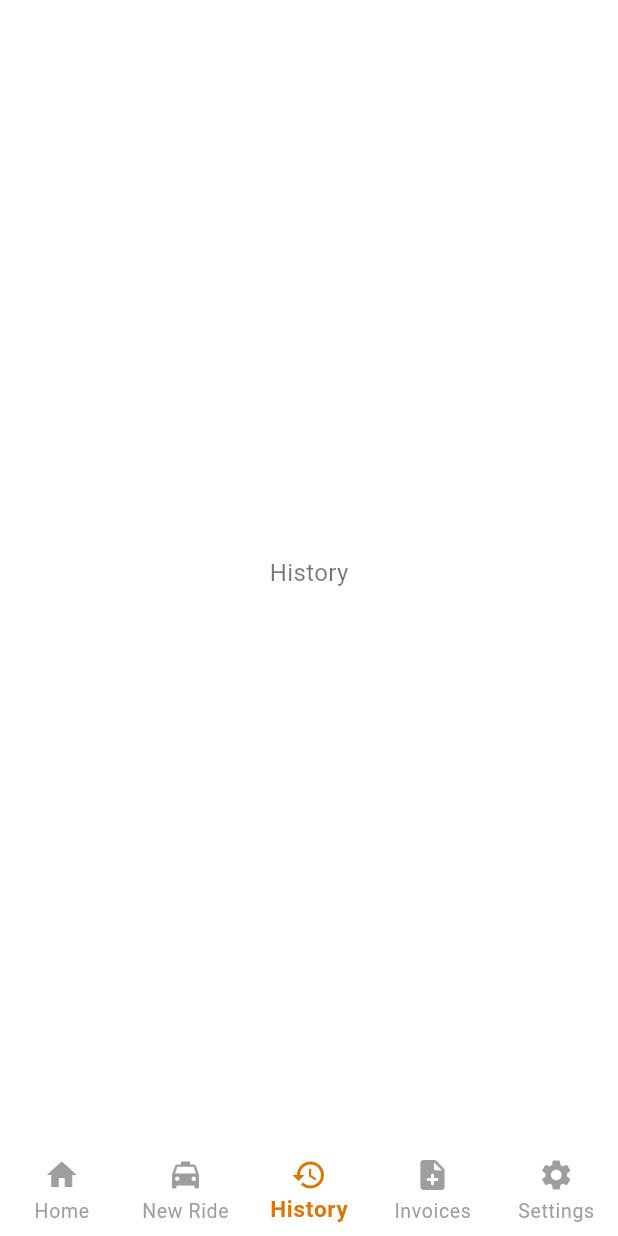
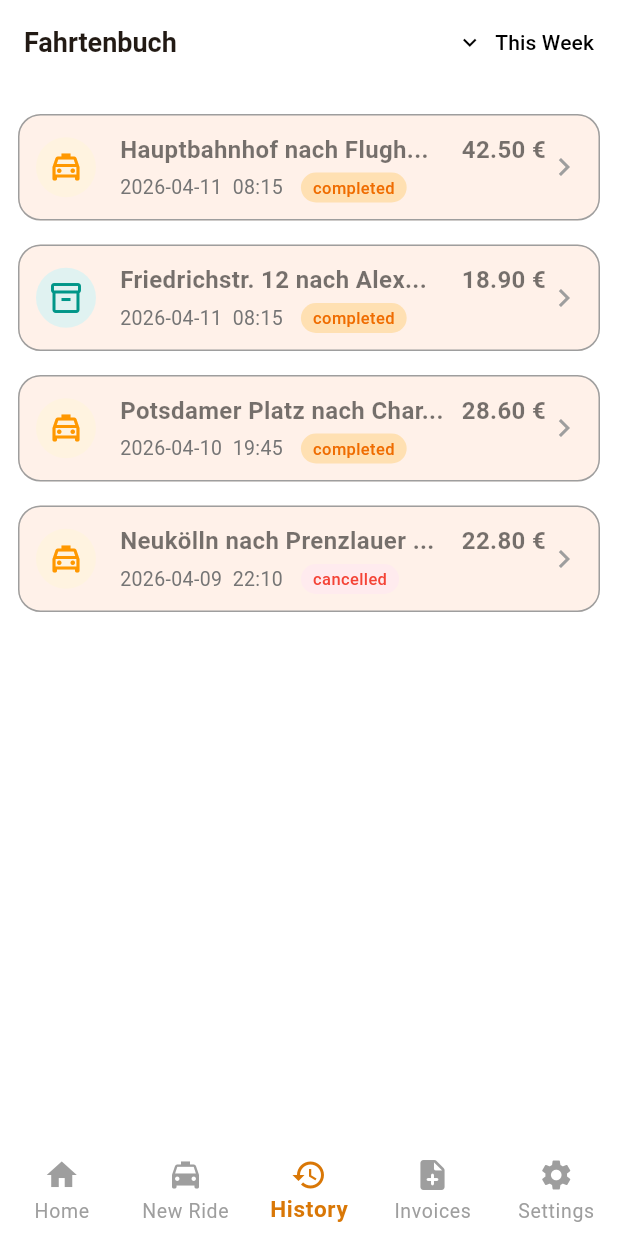
Before and after one commit to zynqly-smartkassa/zynqly, a Flutter app: the screen it shows after launch, item 3 of the bottom bar chosen, on a phone screen of 412 x 824 dp. Run offline on Flutter 3.47's test engine with Material 3 defaults, Android fonts, the phone set to English and light mode, and no system bars.

Commit message:
feature: add history screen

```diff
--- /dev/null
+++ b/apps/mobile/lib/screens/history_screen.dart
@@ -0,0 +1,174 @@
+import 'package:flutter/material.dart';
+
+class HistoryScreen extends StatefulWidget {
+  const HistoryScreen({super.key});
+
+  @override
+  State<HistoryScreen> createState() => _HistoryScreenState();
+}
+
+class _HistoryScreenState extends State<HistoryScreen> {
+  // Placeholder data for rides
+  final List<Map<String, dynamic>> rides = [
+    {
+      'route': 'Hauptbahnhof nach Flugh...',
+      'price': '42.50 €',
+      'date': '2026-04-11',
+      'time': '08:15',
+      'status': 'completed',
+      'type': 'taxi',
+    },
+    {
+      'route': 'Friedrichstr. 12 nach Alex...',
+      'price': '18.90 €',
+      'date': '2026-04-11',
+      'time': '08:15',
+      'status': 'completed',
+      'type': 'delivery',
+    },
+    {
+      'route': 'Potsdamer Platz nach Char...',
+      'price': '28.60 €',
+      'date': '2026-04-10',
+      'time': '19:45',
+      'status': 'completed',
+      'type': 'taxi',
+    },
+    {
+      'route': 'Neukölln nach Prenzlauer ...',
+      'price': '22.80 €',
+      'date': '2026-04-09',
+      'time': '22:10',
+      'status': 'cancelled',
+      'type': 'taxi',
+    },
+  ];
+
+  @override
+  Widget build(BuildContext context) {
+    return Scaffold(
+      appBar: AppBar(
+        title: const Text('Fahrtenbuch'),
+        actions: [
+          // Simulates the "This Week" dropdown button
+          TextButton.icon(
+            onPressed: () {},
+            icon: const Icon(Icons.expand_more, color: Colors.black),
+            label: const Text(
+              'This Week',
+              style: TextStyle(color: Colors.black),
+            ),
+          ),
+        ],
+      ),
+      body: Padding(
+        padding: const EdgeInsets.all(12.0),
+        child: ListView.builder(
+          itemCount: rides.length,
+          itemBuilder: (context, index) {
+            final ride = rides[index];
+            return _buildRideCard(ride);
+          },
+        ),
+      ),
+    );
+  }
+
+  // Helper function to build a single ride item
+  Widget _buildRideCard(Map<String, dynamic> ride) {
+    bool isCancelled = ride['status'] == 'cancelled';
+    bool isDelivery = ride['type'] == 'delivery';
+
+    return Card(
+      elevation: 0,
+      shape: RoundedRectangleBorder(
+        borderRadius: BorderRadius.circular(15),
+        side: BorderSide(color: Colors.grey.shade500), // Light border
+      ),
+      margin: const EdgeInsets.symmetric(vertical: 8),
+      child: Padding(
+        padding: const EdgeInsets.all(12.0),
+        child: Row(
+          children: [
+            // Icon Circle
+            CircleAvatar(
+              backgroundColor: isDelivery
+                  ? Colors.teal.shade50
+                  : Colors.orange.shade50,
+              child: Icon(
+                isDelivery
+                    ? Icons.inventory_2_outlined
+                    : Icons.local_taxi_outlined,
+                color: isDelivery ? Colors.teal : Colors.orange,
+              ),
+            ),
+            const SizedBox(width: 16),
+
+            // Text Column (Route, Date, Status)
+            Expanded(
+              child: Column(
+                crossAxisAlignment: CrossAxisAlignment.start,
+                children: [
+                  Row(
+                    mainAxisAlignment: MainAxisAlignment.spaceBetween,
+                    children: [
+                      Text(
+                        ride['route'],
+                        style: const TextStyle(
+                          fontWeight: FontWeight.bold,
+                          fontSize: 16,
+                        ),
+                      ),
+                      Text(
+                        ride['price'],
+                        style: const TextStyle(fontWeight: FontWeight.bold),
+                      ),
+                    ],
+                  ),
+                  const SizedBox(height: 4),
+                  Row(
+                    children: [
+                      Text(
+                        '${ride['date']}  ${ride['time']}',
+                        style: TextStyle(
+                          color: Colors.grey.shade600,
+                          fontSize: 13,
+                        ),
+                      ),
+                      const SizedBox(width: 12),
+                      // Status Badge
+                      Container(
+                        padding: const EdgeInsets.symmetric(
+                          horizontal: 8,
+                          vertical: 2,
+                        ),
+                        decoration: BoxDecoration(
+                          color: isCancelled
+                              ? Colors.red.shade50
+                              : Colors.orange.shade100,
+                          borderRadius: BorderRadius.circular(10),
+                        ),
+                        child: Text(
+                          ride['status'],
+                          style: TextStyle(
+                            fontSize: 11,
+                            color: isCancelled
+                                ? Colors.red
+                                : Colors.orange.shade800,
+                            fontWeight: FontWeight.w500,
+                          ),
+                        ),
+                      ),
+                    ],
+                  ),
+                ],
+              ),
+            ),
+            // Detail View Icon
+            const Icon(Icons.chevron_right, color: Colors.grey),
+          ],
+        ),
+      ),
+    );
+  }
+}
--- a/apps/mobile/lib/screens/root_screen.dart
+++ b/apps/mobile/lib/screens/root_screen.dart
@@ -1,4 +1,5 @@
 import 'package:flutter/material.dart';
+import 'package:zynqly_mobile/screens/history_screen.dart';
 
 class RootScreen extends StatefulWidget {
   const RootScreen({super.key});
@@ -13,7 +14,7 @@ class _RootScreenState extends State<RootScreen> {
   final List<Widget> _pages = [
     Center(child: Text('Home')),
     Center(child: Text('New Ride')),
-    Center(child: Text('History')),
+    const HistoryScreen(),
     Center(child: Text('Invoices')),
     Center(child: Text('Settings')),
   ];
```
